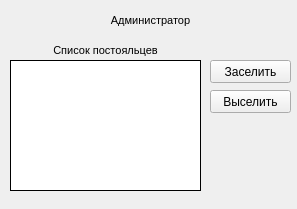
This is Admin.ui in AnastasiaPotapova/kd_nti_hotel_app as Qt 5 draws it before an edit. The edited form follows.
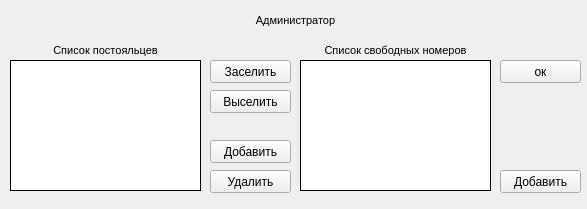
This is the edited form.

Commit message: Работает почти все -допилить функционал Manager и Admin -файлы -время плохого входа, да и впринцепе плохой вход -try и status

The edit to the form file:
```diff
--- a/Admin.ui
+++ b/Admin.ui
@@ -6,7 +6,7 @@
    <rect>
     <x>0</x>
     <y>0</y>
-    <width>297</width>
+    <width>587</width>
     <height>209</height>
    </rect>
   </property>
@@ -18,7 +18,7 @@
     <rect>
      <x>10</x>
      <y>10</y>
-     <width>281</width>
+     <width>571</width>
      <height>31</height>
     </rect>
    </property>
@@ -32,8 +32,8 @@
     <string>&lt;!DOCTYPE HTML PUBLIC &quot;-//W3C//DTD HTML 4.0//EN&quot; &quot;http://www.w3.org/TR/REC-html40/strict.dtd&quot;&gt;
 &lt;html&gt;&lt;head&gt;&lt;meta name=&quot;qrichtext&quot; content=&quot;1&quot; /&gt;&lt;style type=&quot;text/css&quot;&gt;
 p, li { white-space: pre-wrap; }
-&lt;/style&gt;&lt;/head&gt;&lt;body style=&quot; font-family:'MS Shell Dlg 2'; font-size:8.25pt; font-weight:400; font-style:normal;&quot;&gt;
-&lt;p align=&quot;center&quot; style=&quot; margin-top:0px; margin-bottom:0px; margin-left:0px; margin-right:0px; -qt-block-indent:0; text-indent:0px;&quot;&gt;Администратор&lt;/p&gt;&lt;/body&gt;&lt;/html&gt;</string>
+&lt;/style&gt;&lt;/head&gt;&lt;body style=&quot; font-family:'Ubuntu'; font-size:11pt; font-weight:400; font-style:normal;&quot;&gt;
+&lt;p align=&quot;center&quot; style=&quot; margin-top:0px; margin-bottom:0px; margin-left:0px; margin-right:0px; -qt-block-indent:0; text-indent:0px;&quot;&gt;&lt;span style=&quot; font-family:'MS Shell Dlg 2'; font-size:8pt;&quot;&gt;Администратор&lt;/span&gt;&lt;/p&gt;&lt;/body&gt;&lt;/html&gt;</string>
    </property>
   </widget>
   <widget class="QPushButton" name="btnadd_lodger">
@@ -122,6 +122,124 @@
     <string>Выселить</string>
    </property>
   </widget>
+  <widget class="QPushButton" name="btnadd_lodger">
+   <property name="geometry">
+    <rect>
+     <x>210</x>
+     <y>140</y>
+     <width>81</width>
+     <height>23</height>
+    </rect>
+   </property>
+   <property name="styleSheet">
+    <string notr="true"/>
+   </property>
+   <property name="text">
+    <string>Добавить</string>
+   </property>
+  </widget>
+  <widget class="QPushButton" name="btndelete_lodger">
+   <property name="geometry">
+    <rect>
+     <x>210</x>
+     <y>170</y>
+     <width>81</width>
+     <height>23</height>
+    </rect>
+   </property>
+   <property name="styleSheet">
+    <string notr="true"/>
+   </property>
+   <property name="text">
+    <string>Удалить</string>
+   </property>
+  </widget>
+  <widget class="QLabel" name="room_session">
+   <property name="geometry">
+    <rect>
+     <x>300</x>
+     <y>60</y>
+     <width>191</width>
+     <height>131</height>
+    </rect>
+   </property>
+   <property name="maximumSize">
+    <size>
+     <width>271</width>
+     <height>131</height>
+    </size>
+   </property>
+   <property name="cursor">
+    <cursorShape>CrossCursor</cursorShape>
+   </property>
+   <property name="mouseTracking">
+    <bool>true</bool>
+   </property>
+   <property name="styleSheet">
+    <string notr="true">background-color: rgb(255, 255, 255);</string>
+   </property>
+   <property name="frameShape">
+    <enum>QFrame::Box</enum>
+   </property>
+   <property name="text">
+    <string/>
+   </property>
+  </widget>
+  <widget class="QTextBrowser" name="textBrowser_4">
+   <property name="geometry">
+    <rect>
+     <x>300</x>
+     <y>40</y>
+     <width>191</width>
+     <height>21</height>
+    </rect>
+   </property>
+   <property name="styleSheet">
+    <string notr="true">background-color: transparent;</string>
+   </property>
+   <property name="frameShape">
+    <enum>QFrame::NoFrame</enum>
+   </property>
+   <property name="html">
+    <string>&lt;!DOCTYPE HTML PUBLIC &quot;-//W3C//DTD HTML 4.0//EN&quot; &quot;http://www.w3.org/TR/REC-html40/strict.dtd&quot;&gt;
+&lt;html&gt;&lt;head&gt;&lt;meta name=&quot;qrichtext&quot; content=&quot;1&quot; /&gt;&lt;style type=&quot;text/css&quot;&gt;
+p, li { white-space: pre-wrap; }
+&lt;/style&gt;&lt;/head&gt;&lt;body style=&quot; font-family:'Ubuntu'; font-size:11pt; font-weight:400; font-style:normal;&quot;&gt;
+&lt;p align=&quot;center&quot; style=&quot; margin-top:0px; margin-bottom:0px; margin-left:0px; margin-right:0px; -qt-block-indent:0; text-indent:0px;&quot;&gt;&lt;span style=&quot; font-family:'MS Shell Dlg 2'; font-size:8pt;&quot;&gt;Список свободных номеров&lt;/span&gt;&lt;/p&gt;&lt;/body&gt;&lt;/html&gt;</string>
+   </property>
+  </widget>
+  <widget class="QPushButton" name="btnadd_room">
+   <property name="geometry">
+    <rect>
+     <x>500</x>
+     <y>170</y>
+     <width>81</width>
+     <height>23</height>
+    </rect>
+   </property>
+   <property name="styleSheet">
+    <string notr="true"/>
+   </property>
+   <property name="text">
+    <string>Добавить</string>
+   </property>
+  </widget>
+  <widget class="QPushButton" name="btn_checkin">
+   <property name="geometry">
+    <rect>
+     <x>500</x>
+     <y>60</y>
+     <width>81</width>
+     <height>23</height>
+    </rect>
+   </property>
+   <property name="styleSheet">
+    <string notr="true"/>
+   </property>
+   <property name="text">
+    <string>ок</string>
+   </property>
+  </widget>
  </widget>
  <resources/>
  <connections/>
```
Left out of the diff: 14 changed lines with no effect on the pictures. The commit also changes 19 other files.
